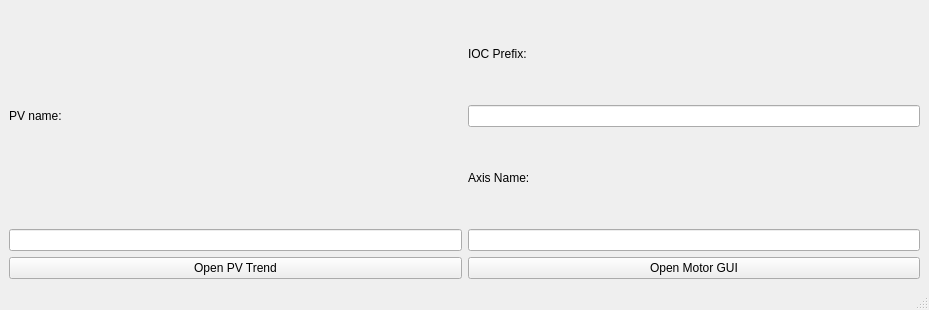
Above: ecmcMainWndDesigner.ui from anderssandstrom/ecmccomgui before the change. Below: the same form after it.
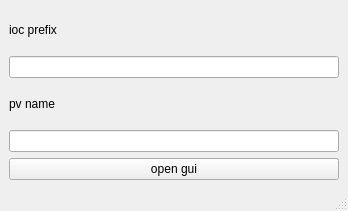
That is the form after the change.

Commit message: Redesign of main gui

What changed in the file:
```diff
--- a/ecmcMainWndDesigner.ui
+++ b/ecmcMainWndDesigner.ui
@@ -6,8 +6,8 @@
    <rect>
     <x>0</x>
     <y>0</y>
-    <width>929</width>
-    <height>310</height>
+    <width>348</width>
+    <height>211</height>
    </rect>
   </property>
   <property name="windowTitle">
@@ -17,33 +17,12 @@
    <layout class="QGridLayout" name="gridLayout">
     <item row="0" column="0">
      <layout class="QHBoxLayout" name="horizontalLayout">
-      <item>
-       <layout class="QVBoxLayout" name="pvLayout">
-        <item>
-         <widget class="QLabel" name="label_2">
-          <property name="text">
-           <string>PV name:</string>
-          </property>
-         </widget>
-        </item>
-        <item>
-         <widget class="QLineEdit" name="lineEdit"/>
-        </item>
-        <item>
-         <widget class="QPushButton" name="pbStartpvTrend">
-          <property name="text">
-           <string>Open PV Trend</string>
-          </property>
-         </widget>
-        </item>
-       </layout>
-      </item>
       <item>
        <layout class="QVBoxLayout" name="motorLayout">
         <item>
          <widget class="QLabel" name="lblPrefix">
           <property name="text">
-           <string>IOC Prefix:</string>
+           <string>ioc prefix</string>
           </property>
          </widget>
         </item>
@@ -53,7 +32,7 @@
         <item>
          <widget class="QLabel" name="label">
           <property name="text">
-           <string>Axis Name:</string>
+           <string>pv name</string>
           </property>
          </widget>
         </item>
@@ -63,7 +42,7 @@
         <item>
          <widget class="QPushButton" name="pbStartMotorGUI">
           <property name="text">
-           <string>Open Motor GUI</string>
+           <string>open gui</string>
           </property>
          </widget>
         </item>
```
Left out of the diff: 2 changed lines with no effect on the pictures. The commit also changes 2 other files.
